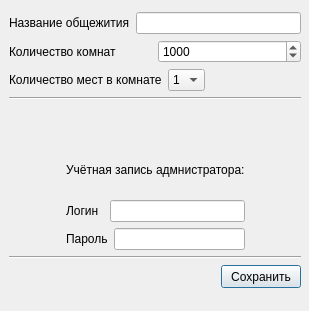
kashapov17/dWell, file dWell/initsetupdialog.ui: the form before one commit.
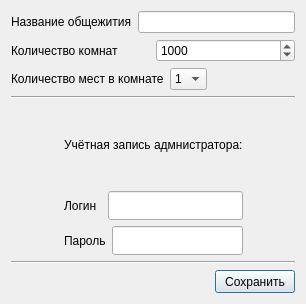
The form after the commit. Icons and pictures are not drawn.

Diff of the .ui file:
```diff
--- a/dWell/initsetupdialog.ui
+++ b/dWell/initsetupdialog.ui
@@ -6,8 +6,8 @@
    <rect>
     <x>0</x>
     <y>0</y>
-    <width>309</width>
-    <height>311</height>
+    <width>306</width>
+    <height>304</height>
    </rect>
   </property>
   <property name="windowTitle">
@@ -17,15 +17,8 @@
    <iconset resource="resources.qrc">
     <normaloff>:/icons/Emblem-system.svg</normaloff>:/icons/Emblem-system.svg</iconset>
   </property>
-  <widget class="QWidget" name="">
-   <property name="geometry">
-    <rect>
-     <x>9</x>
-     <y>12</y>
-     <width>292</width>
-     <height>276</height>
-    </rect>
-   </property>
+  <layout class="QHBoxLayout" name="horizontalLayout_9">
+   <item>
    <layout class="QVBoxLayout" name="verticalLayout">
     <item>
      <layout class="QHBoxLayout" name="horizontalLayout_2">
@@ -144,22 +137,6 @@
       </item>
       <item>
        <layout class="QVBoxLayout" name="verticalLayout_3">
-        <item>
-         <spacer name="verticalSpacer">
-          <property name="orientation">
-           <enum>Qt::Vertical</enum>
-          </property>
-          <property name="sizeType">
-           <enum>QSizePolicy::Fixed</enum>
-          </property>
-          <property name="sizeHint" stdset="0">
-           <size>
-            <width>20</width>
-            <height>40</height>
-           </size>
-          </property>
-         </spacer>
-        </item>
         <item>
          <widget class="QLabel" name="label_3">
           <property name="text">
@@ -268,7 +245,8 @@
      </layout>
     </item>
    </layout>
-  </widget>
+   </item>
+  </layout>
  </widget>
  <resources>
   <include location="resources.qrc"/>
```
Lines whose indentation alone changed are shown as unchanged.
